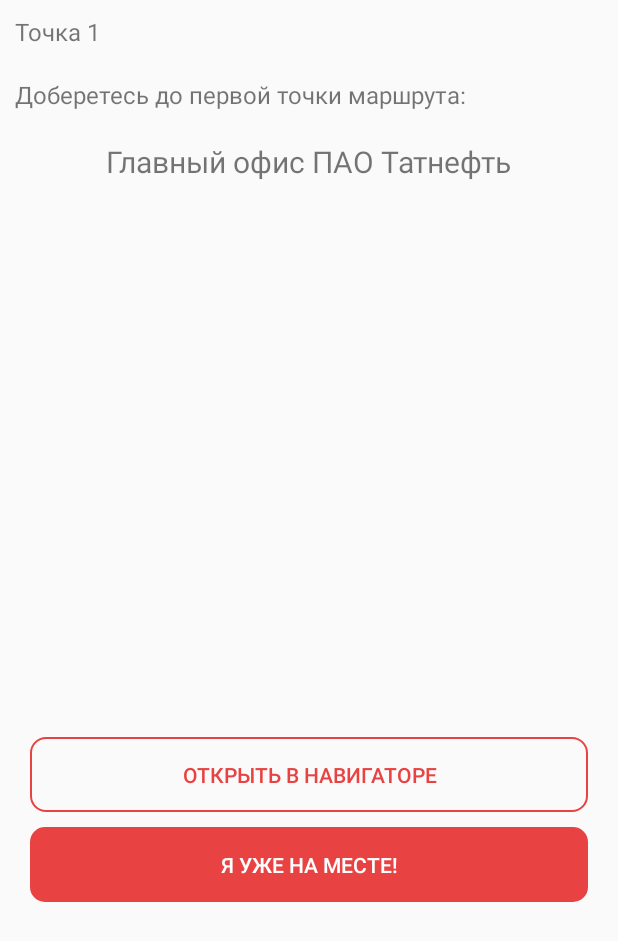
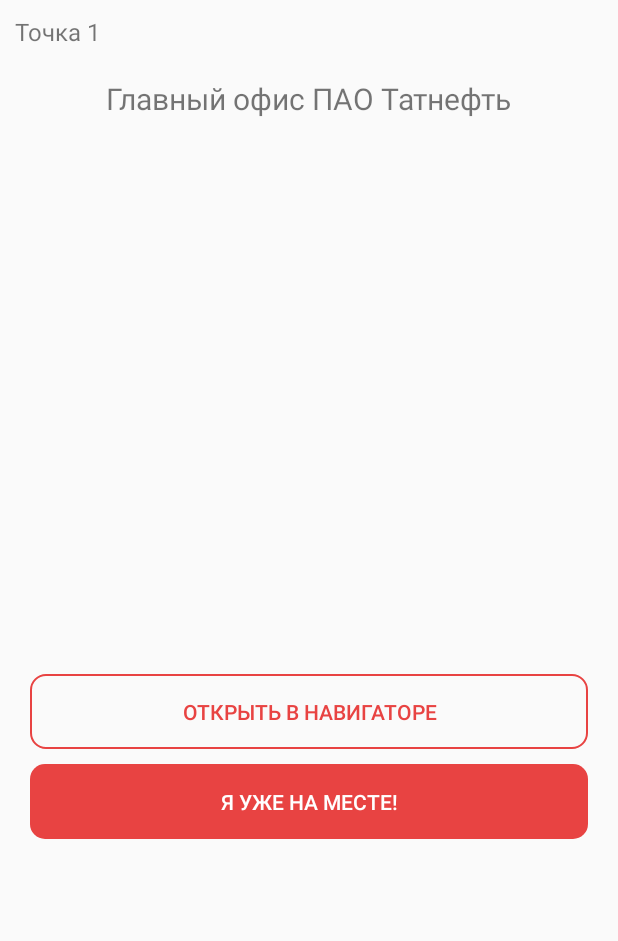
Before and after one commit to Mioler1/Tatneft_Quest-Kotlin-, an Android app: the fragment StartActionFragment shown on its own in the app's theme, on a phone screen of 412 x 824 dp. Shown: the top 941 px of the screen. Run offline under Robolectric (Android 15) with nearby library versions, the phone set to English and light mode, and no system bars; Roboto replaces fonts that are not available here.

Commit message:
version 1.0.0.1

```diff
--- a/app/src/main/res/layout/fragment_start_action.xml
+++ b/app/src/main/res/layout/fragment_start_action.xml
@@ -20,19 +20,10 @@
             android:textSize="16sp" />
 
         <TextView
-            android:id="@+id/description"
-            android:layout_width="wrap_content"
-            android:layout_height="wrap_content"
-            android:textSize="16sp"
-            android:padding="10dp"
-            android:layout_below="@id/pointPosition"
-            android:text="Доберетесь до первой точки маршрута:"/>
-
-        <TextView
             android:id="@+id/name_location"
             android:layout_width="wrap_content"
             android:layout_height="wrap_content"
-            android:layout_below="@id/description"
+            android:layout_below="@id/pointPosition"
             android:padding="10dp"
             android:textSize="20sp"
             android:layout_centerHorizontal="true"
```
